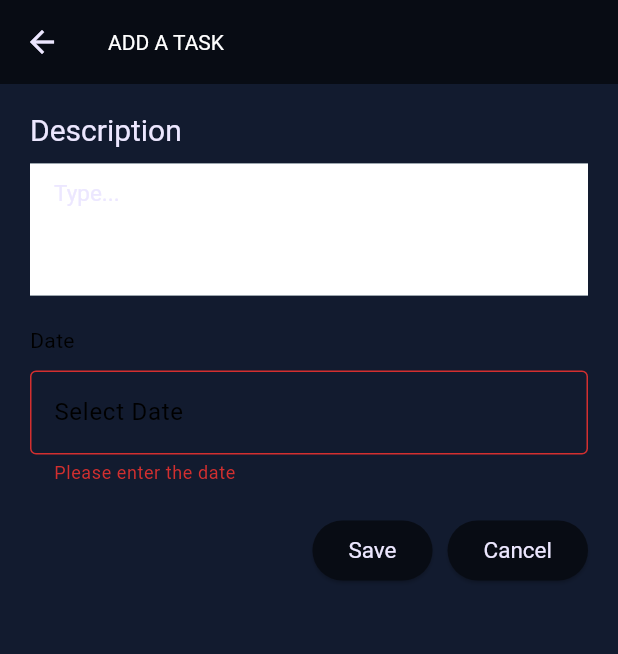
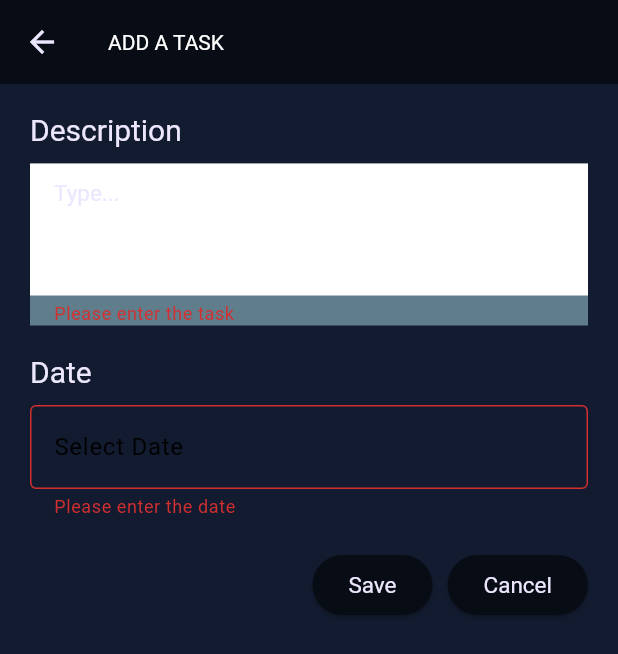
Before and after one commit to KirubaKaran2001/task_manager, a Flutter app: the AddTaskForm screen opened directly, after a tap on "Save", on a phone screen of 412 x 824 dp. Shown: the top 654 px of the screen. Run offline on Flutter 3.47's test engine with Material 2 defaults, Android fonts, the light colour scheme and no system bars; our stand-ins replace hive, hive_flutter; accounts and stored records are empty.

Commit message:
CHANGE UI

```diff
--- a/lib/forms/add_task_form.dart
+++ b/lib/forms/add_task_form.dart
@@ -64,14 +64,22 @@ class _AddTaskFormState extends State<AddTaskForm> {
                         onSaved: (val) {
                           TaskManager().description = val;
                         },
+                        validator: (val) {
+                          if (descriptionController.text == '') {
+                            return 'Please enter the task';
+                          } else {
+                            return null;
+                          }
+                        },
                       ),
                     ),
                   ),
                   const SizedBox(
                     height: 20,
                   ),
-                  const Text(
+                   Text(
                     'Date',
+                    style: Theme.of(context).textTheme.displayMedium,
                   ),
                   const SizedBox(
                     height: 10,
--- a/lib/main.dart
+++ b/lib/main.dart
@@ -58,6 +58,7 @@ class MyApp extends StatelessWidget {
           ),
           iconTheme: IconThemeData(
             color: Color(0xffECE7FF),
+
           ),
           actionsIconTheme: IconThemeData(
             color: Color(0xffECE7FF),
--- a/lib/screens/task_screen.dart
+++ b/lib/screens/task_screen.dart
@@ -87,7 +87,6 @@ class _TaskScreenState extends State<TaskScreen> {
                             DateFormat('hh:mm:ss').format(tasks.date!);
                         return InkWell(
                           onTap: () {
-                            debugPrint('${taskManager[index]}');
                             Navigator.of(context).push(
                               MaterialPageRoute(
                                 builder: (context) => EditTaskForm(
```
Also changed, not shown: lib/forms/edit_task_form.dart (+10 -21 lines).
